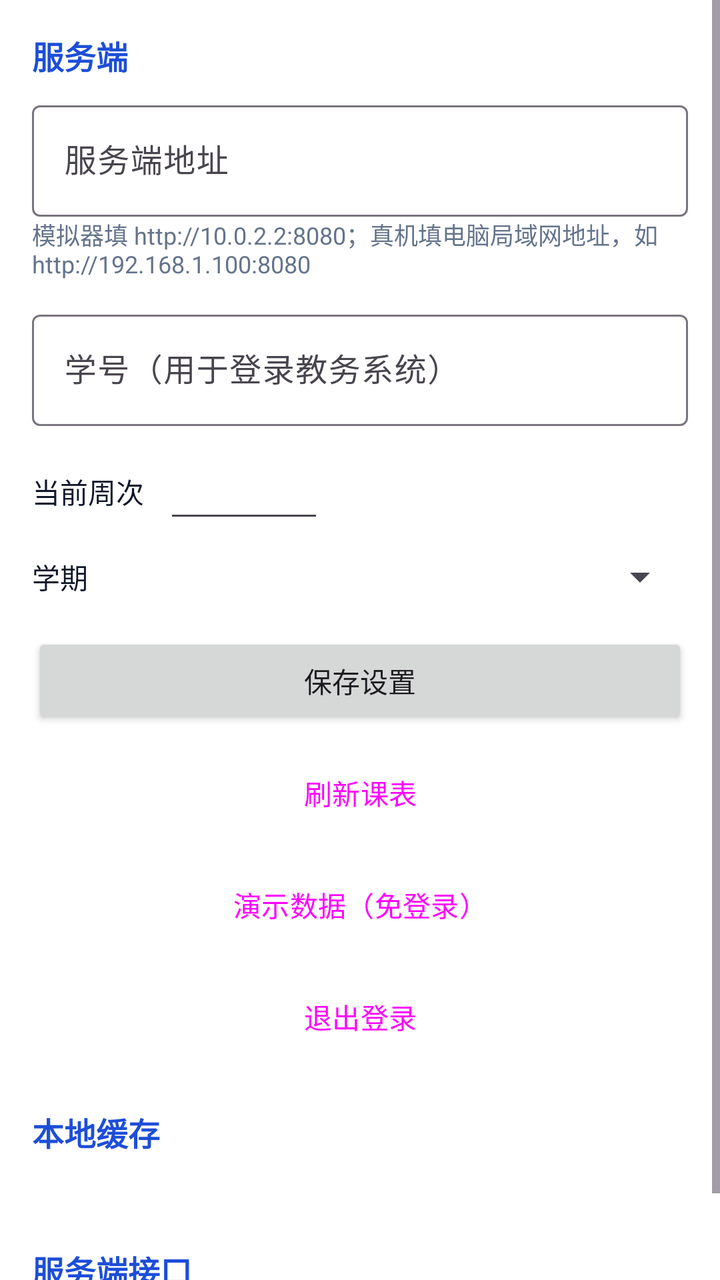
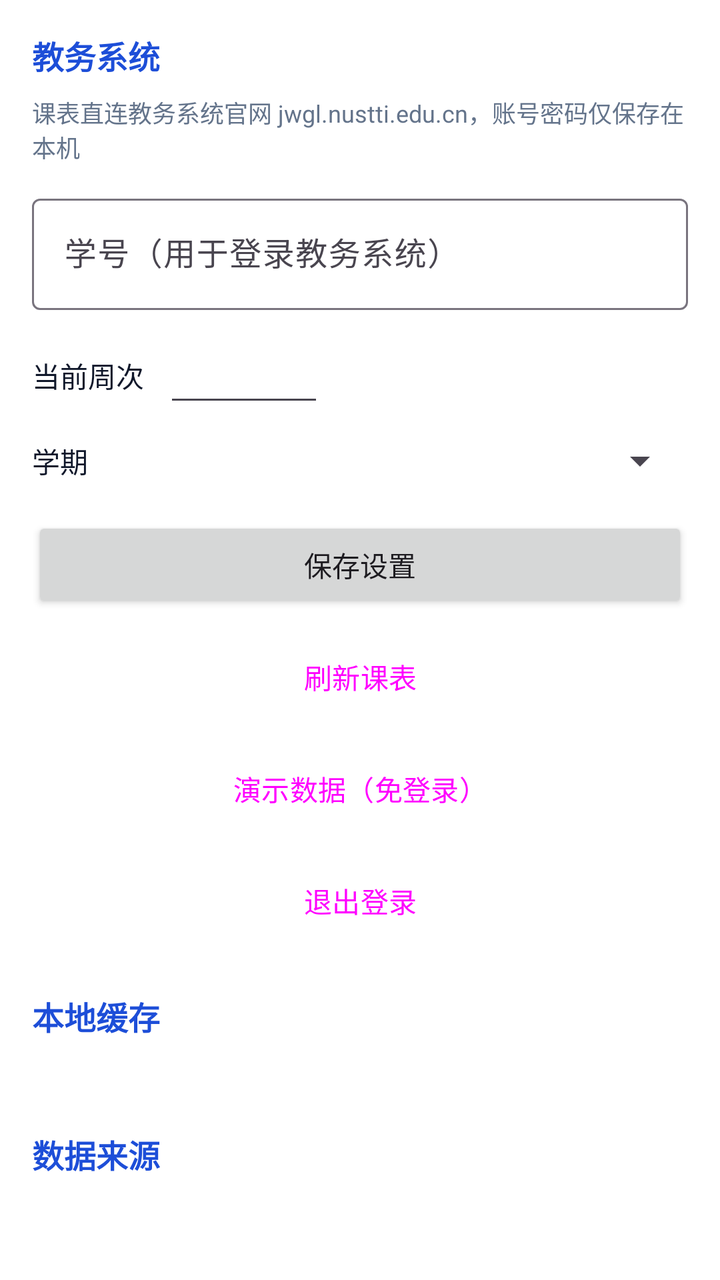

Two renders of the same Android screen: before a commit and after it. Below are the layout's source before the change and the commit's diff.
<!-- AndroidManifest.xml: application theme Theme.NusttiTimetable -->
<!-- res/layout/fragment_settings.xml -->
<?xml version="1.0" encoding="utf-8"?>
<ScrollView xmlns:android="http://schemas.android.com/apk/res/android"
    android:layout_width="match_parent"
    android:layout_height="match_parent"
    android:background="@color/surface">

    <LinearLayout
        android:layout_width="match_parent"
        android:layout_height="wrap_content"
        android:orientation="vertical"
        android:padding="16dp">

        <TextView
            android:layout_width="wrap_content"
            android:layout_height="wrap_content"
            android:text="服务端"
            android:textColor="@color/brand"
            android:textSize="16sp"
            android:textStyle="bold" />

        <com.google.android.material.textfield.TextInputLayout
            android:layout_width="match_parent"
            android:layout_height="wrap_content"
            android:layout_marginTop="8dp"
            android:hint="@string/hint_server">

            <com.google.android.material.textfield.TextInputEditText
                android:id="@+id/etBaseUrl"
                android:layout_width="match_parent"
                android:layout_height="wrap_content"
                android:inputType="textUri"
                android:singleLine="true" />
        </com.google.android.material.textfield.TextInputLayout>

        <TextView
            android:layout_width="match_parent"
            android:layout_height="wrap_content"
            android:text="@string/tip_server_emulator"
            android:textColor="@color/text_secondary"
            android:textSize="12sp" />

        <com.google.android.material.textfield.TextInputLayout
            android:layout_width="match_parent"
            android:layout_height="wrap_content"
            android:layout_marginTop="12dp"
            android:hint="学号（用于登录教务系统）">

            <com.google.android.material.textfield.TextInputEditText
                android:id="@+id/etStudentId"
                android:layout_width="match_parent"
                android:layout_height="wrap_content"
                android:inputType="text"
                android:singleLine="true" />
        </com.google.android.material.textfield.TextInputLayout>

        <LinearLayout
            android:layout_width="match_parent"
            android:layout_height="wrap_content"
            android:layout_marginTop="12dp"
            android:gravity="center_vertical"
            android:orientation="horizontal">

            <TextView
                android:layout_width="wrap_content"
                android:layout_height="wrap_content"
                android:text="当前周次"
                android:textColor="@color/text_primary"
                android:textSize="14sp" />

            <EditText
                android:id="@+id/etWeek"
                android:layout_width="80dp"
                android:layout_height="wrap_content"
                android:layout_marginStart="10dp"
                android:inputType="number"
                android:singleLine="true" />

            <TextView
                android:id="@+id/tvWeekRange"
                android:layout_width="0dp"
                android:layout_height="wrap_content"
                android:layout_marginStart="10dp"
                android:layout_weight="1"
                android:textColor="@color/text_secondary"
                android:textSize="12sp" />
        </LinearLayout>

        <LinearLayout
            android:layout_width="match_parent"
            android:layout_height="wrap_content"
            android:layout_marginTop="10dp"
            android:gravity="center_vertical"
            android:orientation="horizontal">

            <TextView
                android:layout_width="wrap_content"
                android:layout_height="wrap_content"
                android:text="学期"
                android:textColor="@color/text_primary"
                android:textSize="14sp" />

            <Spinner
                android:id="@+id/spTerm"
                android:layout_width="0dp"
                android:layout_height="wrap_content"
                android:layout_marginStart="10dp"
                android:layout_weight="1" />
        </LinearLayout>

        <Button
            android:id="@+id/btnSave"
            android:layout_width="match_parent"
            android:layout_height="wrap_content"
            android:layout_marginTop="16dp"
            android:text="@string/action_save"
            android:textAllCaps="false" />

        <Button
            android:id="@+id/btnRefresh"
            style="?attr/materialButtonOutlinedStyle"
            android:layout_width="match_parent"
            android:layout_height="wrap_content"
            android:layout_marginTop="8dp"
            android:text="@string/action_refresh"
            android:textAllCaps="false" />

        <Button
            android:id="@+id/btnDemo"
            style="?attr/materialButtonOutlinedStyle"
            android:layout_width="match_parent"
            android:layout_height="wrap_content"
            android:layout_marginTop="8dp"
            android:text="@string/action_demo"
            android:textAllCaps="false" />

        <Button
            android:id="@+id/btnLogout"
            style="?attr/materialButtonOutlinedStyle"
            android:layout_width="match_parent"
            android:layout_height="wrap_content"
            android:layout_marginTop="8dp"
            android:text="@string/action_logout"
            android:textAllCaps="false" />

        <TextView
            android:layout_width="wrap_content"
            android:layout_height="wrap_content"
            android:layout_marginTop="22dp"
            android:text="本地缓存"
            android:textColor="@color/brand"
            android:textSize="16sp"
            android:textStyle="bold" />

        <TextView
            android:id="@+id/tvCacheInfo"
            android:layout_width="match_parent"
            android:layout_height="wrap_content"
            android:layout_marginTop="6dp"
            android:textColor="@color/text_secondary"
            android:textSize="13sp" />

        <TextView
            android:layout_width="wrap_content"
            android:layout_height="wrap_content"
            android:layout_marginTop="22dp"
            android:text="服务端接口"
            android:textColor="@color/brand"
            android:textSize="16sp"
            android:textStyle="bold" />

        <TextView
            android:id="@+id/tvApiList"
            android:layout_width="match_parent"
            android:layout_height="wrap_content"
            android:layout_marginTop="6dp"
            android:textColor="@color/text_secondary"
            android:textSize="13sp" />
    </LinearLayout>
</ScrollView>
<!-- resources referenced by this layout -->
<resources>
  <color name="brand">#1D4ED8</color>
  <color name="surface">#FFFFFF</color>
  <color name="text_primary">#0F172A</color>
  <color name="text_secondary">#64748B</color>
  <string name="action_demo">演示数据（免登录）</string>
  <string name="action_logout">退出登录</string>
  <string name="action_refresh">刷新课表</string>
  <string name="action_save">保存设置</string>
  <string name="hint_server">服务端地址</string>
  <string name="tip_server_emulator">模拟器填 http://10.0.2.2:8080；真机填电脑局域网地址，如 http://192.168.1.100:8080</string>
  <style name="Theme.NusttiTimetable" parent="Theme.Material3.DayNight.NoActionBar">
          <item name="colorPrimary">@color/brand</item>
          <item name="colorPrimaryDark">@color/brand_dark</item>
          <item name="colorOnPrimary">@color/white</item>
          <item name="android:statusBarColor" tools:targetApi="l">@color/brand_dark</item>
      </style>
  <color name="brand_dark">#0F172A</color>
  <color name="white">#FFFFFFFF</color>
</resources>

<!-- the commit's change to res/layout/fragment_settings.xml (unified diff, before → after) -->
@@ -13,29 +13,16 @@
         <TextView
             android:layout_width="wrap_content"
             android:layout_height="wrap_content"
-            android:text="服务端"
+            android:text="教务系统"
             android:textColor="@color/brand"
             android:textSize="16sp"
             android:textStyle="bold" />
 
-        <com.google.android.material.textfield.TextInputLayout
+        <TextView
             android:layout_width="match_parent"
             android:layout_height="wrap_content"
             android:layout_marginTop="8dp"
-            android:hint="@string/hint_server">
-
-            <com.google.android.material.textfield.TextInputEditText
-                android:id="@+id/etBaseUrl"
-                android:layout_width="match_parent"
-                android:layout_height="wrap_content"
-                android:inputType="textUri"
-                android:singleLine="true" />
-        </com.google.android.material.textfield.TextInputLayout>
-
-        <TextView
-            android:layout_width="match_parent"
-            android:layout_height="wrap_content"
-            android:text="@string/tip_server_emulator"
+            android:text="@string/tip_jwgl"
             android:textColor="@color/text_secondary"
             android:textSize="12sp" />
 
@@ -163,7 +150,7 @@
             android:layout_width="wrap_content"
             android:layout_height="wrap_content"
             android:layout_marginTop="22dp"
-            android:text="服务端接口"
+            android:text="数据来源"
             android:textColor="@color/brand"
             android:textSize="16sp"
             android:textStyle="bold" />
<!-- resource entries referenced after the edit -->
@@ -8,8 +8,7 @@
   <string name="action_logout">退出登录</string>
   <string name="action_refresh">刷新课表</string>
   <string name="action_save">保存设置</string>
-  <string name="hint_server">服务端地址</string>
-  <string name="tip_server_emulator">模拟器填 http://10.0.2.2:8080；真机填电脑局域网地址，如 http://192.168.1.100:8080</string>
+  <string name="tip_jwgl">课表直连教务系统官网 jwgl.nustti.edu.cn，账号密码仅保存在本机</string>
   <style name="Theme.NusttiTimetable" parent="Theme.Material3.DayNight.NoActionBar">
           <item name="colorPrimary">@color/brand</item>
           <item name="colorPrimaryDark">@color/brand_dark</item>
